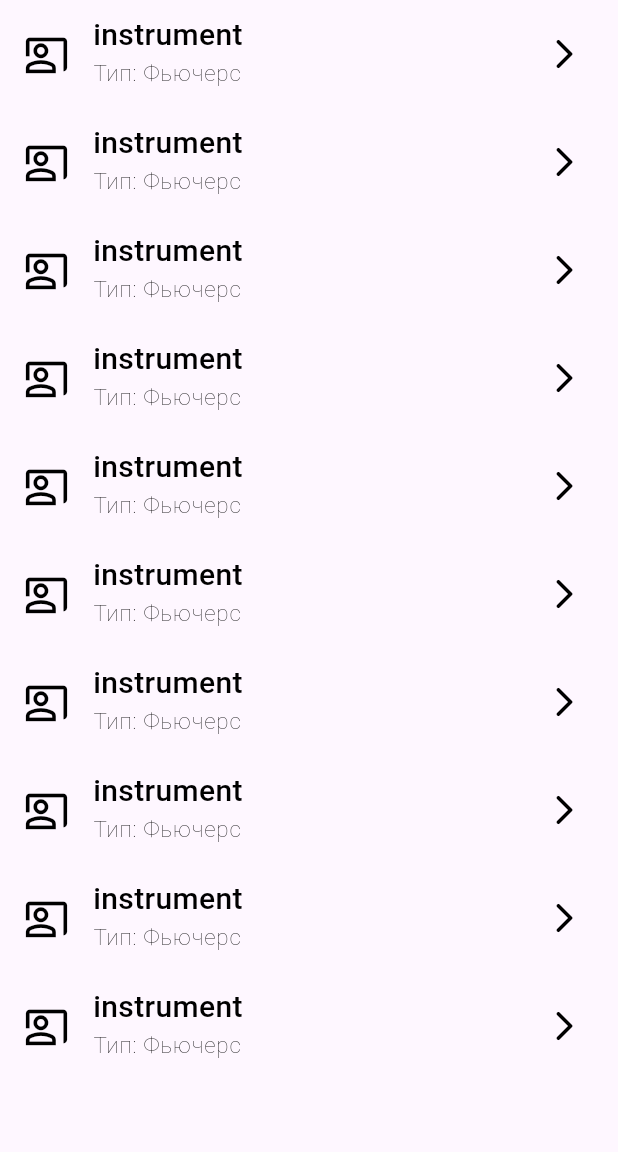
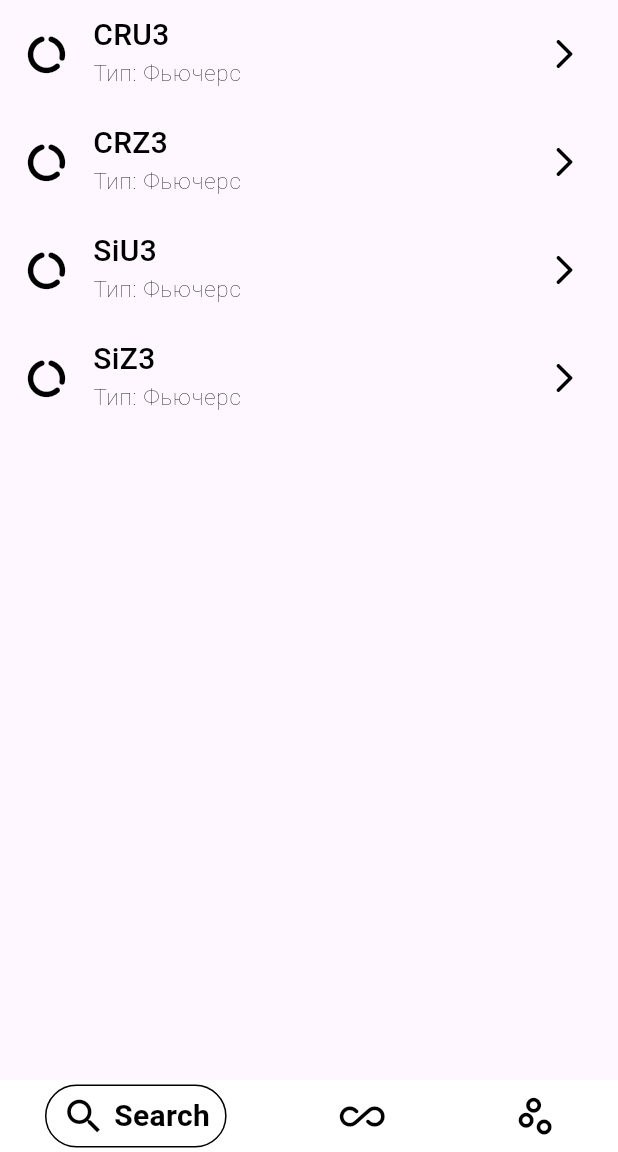
Before and after one commit to Rei-Ki/AutoTrader_UI, a Flutter app: the screen it shows after launch, on a phone screen of 412 x 824 dp, the part 84-1236 px from its top. Run offline on Flutter 3.47's test engine with Material 2 defaults, Android fonts, the phone set to English and light mode, and no system bars; drawn by our look-alikes of google_nav_bar; our stand-ins replace flutter_bloc.

Commit message:
Сделал:  - Навигационную панель - Динамическую подгрузку списка из массива

```diff
--- a/lib/main.dart
+++ b/lib/main.dart
@@ -1,5 +1,4 @@
 import 'package:flutter/material.dart';
-import 'package:lotosui/bloc/some_bloc.dart';
 import 'package:lotosui/routes.dart';
 import 'package:lotosui/themes.dart';
 
--- /dev/null
+++ b/lib/variables.dart
@@ -0,0 +1,2 @@
+// Заменить тут данные на получение их из БД или с сервера
+final instruments = ["CRU3", "CRZ3", "SiU3", "SiZ3"];
--- a/lib/view/home/home.dart
+++ b/lib/view/home/home.dart
@@ -1,5 +1,7 @@
 import 'package:flutter/material.dart';
 import 'package:lotosui/bloc/some_bloc.dart';
+import 'package:lotosui/variables.dart';
+import 'package:lotosui/view/home/nav_bar.dart';
 
 class LotosHome extends StatefulWidget {
   const LotosHome({super.key, required this.title});
@@ -22,19 +24,43 @@ class _LotosHomeState extends State<LotosHome> {
   @override
   Widget build(BuildContext context) {
     final theme = Theme.of(context);
+    final instrumentsInfo = instruments;
 
     return Scaffold(
       appBar: AppBar(
         backgroundColor: Theme.of(context).colorScheme.inversePrimary,
         title: Text(widget.title),
       ),
-      body: ListView.builder(
-          itemCount: 10,
+      bottomNavigationBar: navBar,
+      // ignore: unnecessary_null_comparison
+      body: (instrumentsInfo == null)
+          ? const SizedBox()
+          : ListView.builder(
+              itemCount: instrumentsInfo.length,
               itemBuilder: (context, i) {
-            const instrumentName = "instrument";
+                final instrumentName = instrumentsInfo[i];
 
+                return InstrumentTileWidget(
+                    instrumentName: instrumentName, theme: theme);
+              }),
+    );
+  }
+}
+
+class InstrumentTileWidget extends StatelessWidget {
+  const InstrumentTileWidget({
+    super.key,
+    required this.instrumentName,
+    required this.theme,
+  });
+
+  final String instrumentName;
+  final ThemeData theme;
+
+  @override
+  Widget build(BuildContext context) {
     return ListTile(
-              leading: const Icon(Icons.co_present_outlined, size: 30),
+      leading: const Icon(Icons.data_usage_rounded, size: 30),
       trailing: const Icon(Icons.arrow_forward_ios_rounded),
       title: Text(
         instrumentName,
@@ -51,7 +77,5 @@ class _LotosHomeState extends State<LotosHome> {
         );
       },
     );
-          }),
-    );
   }
 }
--- /dev/null
+++ b/lib/view/home/nav_bar.dart
@@ -0,0 +1,32 @@
+import 'package:flutter/material.dart';
+import 'package:google_nav_bar/google_nav_bar.dart';
+
+final navBar = Container(
+  color: Colors.white,
+  child: Padding(
+    padding: const EdgeInsets.symmetric(horizontal: 30, vertical: 3),
+    child: GNav(
+      tabActiveBorder: Border.all(color: Colors.black),
+      gap: 5,
+      color: const Color.fromARGB(255, 0, 0, 0),
+      activeColor: Colors.black,
+      iconSize: 30,
+      padding: const EdgeInsets.symmetric(horizontal: 10, vertical: 5),
+      // textSize: 10,
+      tabs: const [
+        GButton(
+          icon: Icons.search,
+          text: 'Search',
+        ),
+        GButton(
+          icon: Icons.all_inclusive_rounded,
+          text: 'Home',
+        ),
+        GButton(
+          icon: Icons.scatter_plot_outlined,
+          text: 'Графики',
+        ),
+      ],
+    ),
+  ),
+);
--- a/pubspec.yaml
+++ b/pubspec.yaml
@@ -13,6 +13,7 @@ dependencies:
   flutter_svg: ^2.0.9
   flutter_bloc: ^8.1.3
   get_it: ^7.2.0
+  google_nav_bar: ^5.0.6
 
 dev_dependencies:
   flutter_test:
```
Also changed, not shown: pubspec.lock. Lines whose indentation alone changed are shown as unchanged.
